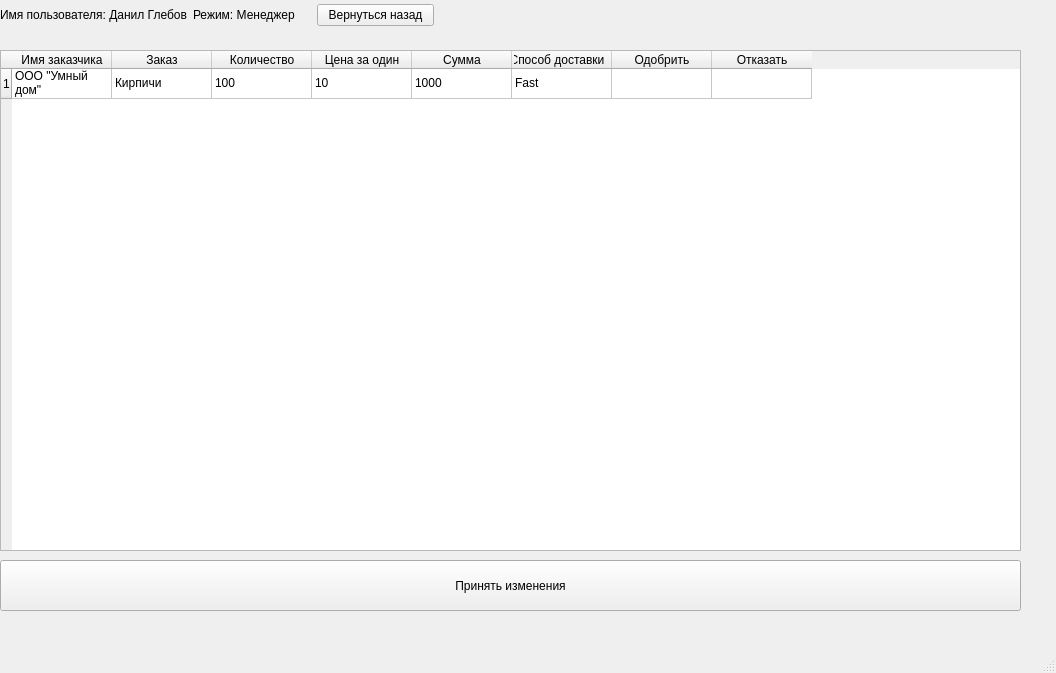
Before: the Qt Designer form processorderswindow.ui in diduk228/Orders, drawn with Qt 5.
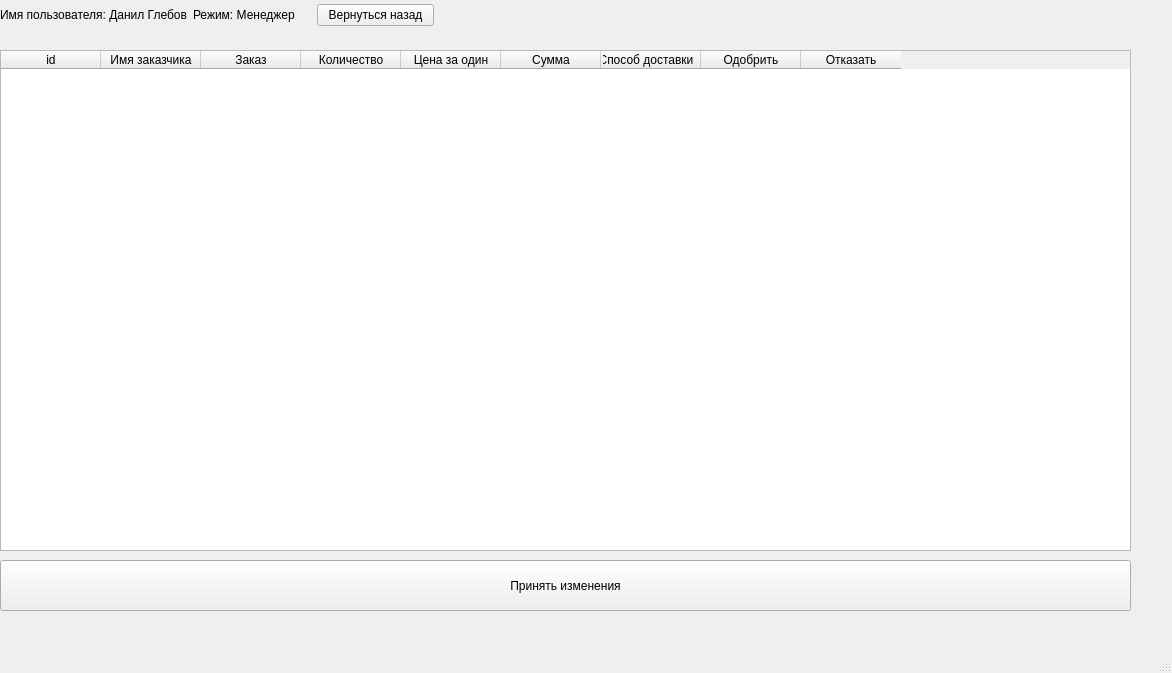
After: the same form once the commit is applied.

Commit message: Добавил в базу данных запрос, который изменяет количество товаров базе, теперь в меню обработки заказов работает кнопка принять изменения

```diff
--- a/processorderswindow.ui
+++ b/processorderswindow.ui
@@ -6,7 +6,7 @@
    <rect>
     <x>0</x>
     <y>0</y>
-    <width>1056</width>
+    <width>1172</width>
     <height>673</height>
    </rect>
   </property>
@@ -52,7 +52,7 @@
      <rect>
       <x>0</x>
       <y>560</y>
-      <width>1021</width>
+      <width>1131</width>
       <height>51</height>
      </rect>
     </property>
@@ -91,15 +91,15 @@
      <rect>
       <x>0</x>
       <y>50</y>
-      <width>1021</width>
+      <width>1131</width>
       <height>501</height>
      </rect>
     </property>
-    <row>
+    <column>
      <property name="text">
-      <string>1</string>
+      <string>id</string>
      </property>
-    </row>
+    </column>
     <column>
      <property name="text">
       <string>Имя заказчика</string>
@@ -140,36 +140,6 @@
       <string>Отказать</string>
      </property>
     </column>
-    <item row="0" column="0">
-     <property name="text">
-      <string>ООО &quot;Умный дом&quot;</string>
-     </property>
-    </item>
-    <item row="0" column="1">
-     <property name="text">
-      <string>Кирпичи</string>
-     </property>
-    </item>
-    <item row="0" column="2">
-     <property name="text">
-      <string>100</string>
-     </property>
-    </item>
-    <item row="0" column="3">
-     <property name="text">
-      <string>10</string>
-     </property>
-    </item>
-    <item row="0" column="4">
-     <property name="text">
-      <string>1000</string>
-     </property>
-    </item>
-    <item row="0" column="5">
-     <property name="text">
-      <string>Fast</string>
-     </property>
-    </item>
    </widget>
   </widget>
   <widget class="QMenuBar" name="menubar">
```
Left out of the diff: 2 changed lines with no effect on the pictures. The commit also changes 4 other files.
